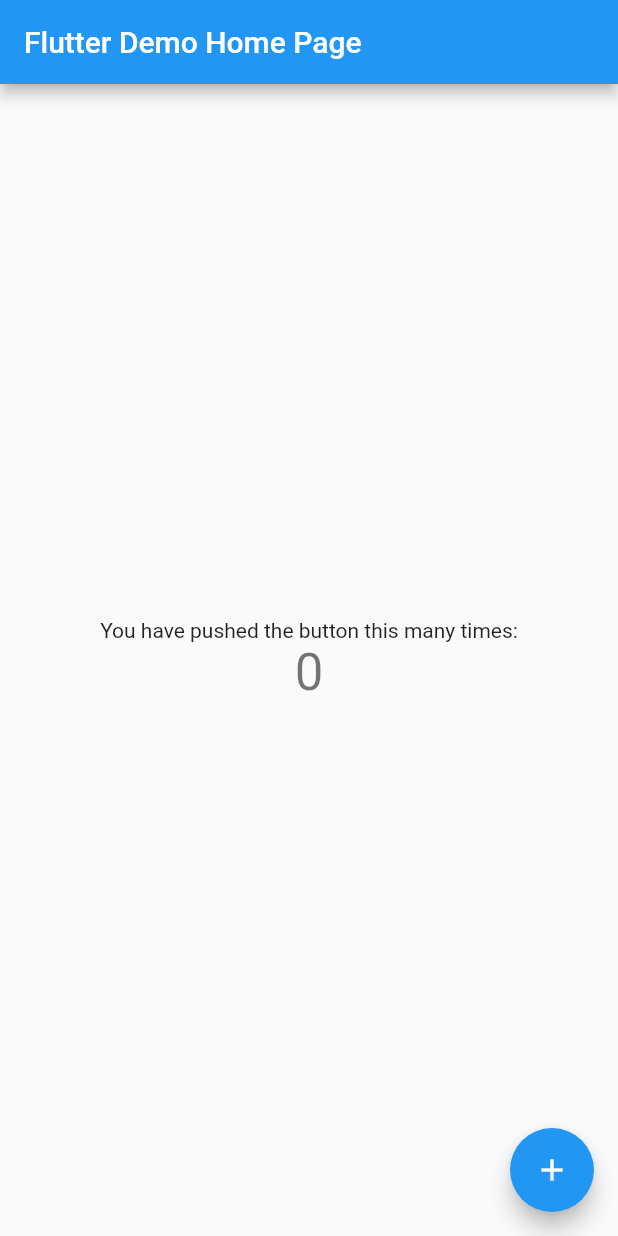
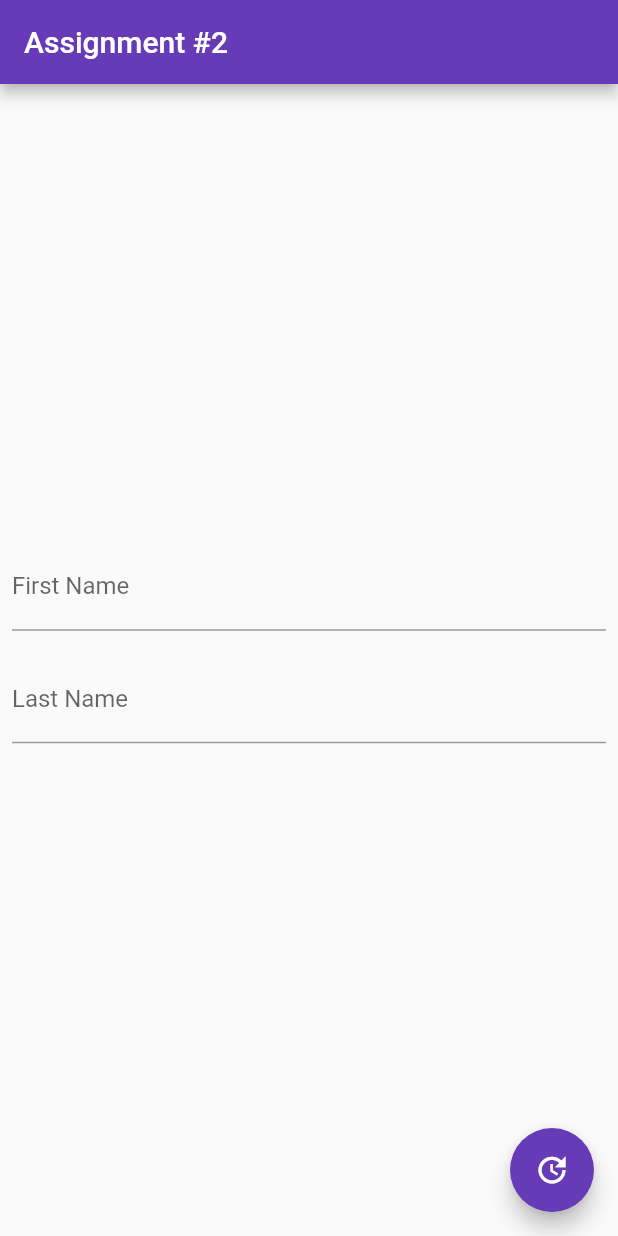
Before and after one commit to SiGMobileUIUC/WeeklyAssignments, a Flutter app: the screen it shows after launch, on a phone screen of 412 x 824 dp. Run offline on Flutter 3.47's test engine with Material 2 defaults, Android fonts, the phone set to English and light mode, and no system bars.

Commit message:
Finish assignment 2

```diff
--- a/weekly_assignment_2/lib/main.dart
+++ b/weekly_assignment_2/lib/main.dart
@@ -11,105 +11,73 @@ class MyApp extends StatelessWidget {
   @override
   Widget build(BuildContext context) {
     return MaterialApp(
-      title: 'Flutter Demo',
-      theme: ThemeData(
-        // This is the theme of your application.
-        //
-        // Try running your application with "flutter run". You'll see the
-        // application has a blue toolbar. Then, without quitting the app, try
-        // changing the primarySwatch below to Colors.green and then invoke
-        // "hot reload" (press "r" in the console where you ran "flutter run",
-        // or simply save your changes to "hot reload" in a Flutter IDE).
-        // Notice that the counter didn't reset back to zero; the application
-        // is not restarted.
-        primarySwatch: Colors.blue,
-      ),
-      home: const MyHomePage(title: 'Flutter Demo Home Page'),
+      title: 'Assignment #2',
+      theme: ThemeData(primarySwatch: Colors.deepPurple),
+      home: const MyHomePage(title: 'Assignment #2'),
     );
   }
 }
 
 class MyHomePage extends StatefulWidget {
   const MyHomePage({super.key, required this.title});
-
-  // This widget is the home page of your application. It is stateful, meaning
-  // that it has a State object (defined below) that contains fields that affect
-  // how it looks.
-
-  // This class is the configuration for the state. It holds the values (in this
-  // case the title) provided by the parent (in this case the App widget) and
-  // used by the build method of the State. Fields in a Widget subclass are
-  // always marked "final".
-
   final String title;
-
   @override
   State<MyHomePage> createState() => _MyHomePageState();
 }
 
 class _MyHomePageState extends State<MyHomePage> {
-  int _counter = 0;
+  String _first = "";
+  String _second = "";
+  String _fullname = "";
 
-  void _incrementCounter() {
+  void _updateFirst(String first) {
     setState(() {
-      // This call to setState tells the Flutter framework that something has
-      // changed in this State, which causes it to rerun the build method below
-      // so that the display can reflect the updated values. If we changed
-      // _counter without calling setState(), then the build method would not be
-      // called again, and so nothing would appear to happen.
-      _counter++;
+      _first = first;
+    });
+  }
+
+  void _updateSecond(String second) {
+    setState(() {
+      _second = second;
     });
   }
 
   @override
   Widget build(BuildContext context) {
-    // This method is rerun every time setState is called, for instance as done
-    // by the _incrementCounter method above.
-    //
-    // The Flutter framework has been optimized to make rerunning build methods
-    // fast, so that you can just rebuild anything that needs updating rather
-    // than having to individually change instances of widgets.
     return Scaffold(
       appBar: AppBar(
-        // Here we take the value from the MyHomePage object that was created by
-        // the App.build method, and use it to set our appbar title.
         title: Text(widget.title),
       ),
       body: Center(
-        // Center is a layout widget. It takes a single child and positions it
-        // in the middle of the parent.
         child: Column(
-          // Column is also a layout widget. It takes a list of children and
-          // arranges them vertically. By default, it sizes itself to fit its
-          // children horizontally, and tries to be as tall as its parent.
-          //
-          // Invoke "debug painting" (press "p" in the console, choose the
-          // "Toggle Debug Paint" action from the Flutter Inspector in Android
-          // Studio, or the "Toggle Debug Paint" command in Visual Studio Code)
-          // to see the wireframe for each widget.
-          //
-          // Column has various properties to control how it sizes itself and
-          // how it positions its children. Here we use mainAxisAlignment to
-          // center the children vertically; the main axis here is the vertical
-          // axis because Columns are vertical (the cross axis would be
-          // horizontal).
           mainAxisAlignment: MainAxisAlignment.center,
           children: <Widget>[
-            const Text(
-              'You have pushed the button this many times:',
-            ),
-            Text(
-              '$_counter',
-              style: Theme.of(context).textTheme.headline4,
-            ),
+            Padding(
+                padding: EdgeInsets.all(8.0),
+                child: TextFormField(
+                  decoration: const InputDecoration(
+                      border: UnderlineInputBorder(), labelText: 'First Name'),
+                  onChanged: _updateFirst,
+                )),
+            Padding(
+                padding: EdgeInsets.all(8.0),
+                child: TextFormField(
+                  decoration: const InputDecoration(
+                      border: UnderlineInputBorder(), labelText: 'Last Name'),
+                  onChanged: _updateSecond,
+                )),
+            Text(_fullname.isNotEmpty ? 'Hello $_fullname' : '',
+                style: const TextStyle(fontSize: 20.0)),
           ],
         ),
       ),
       floatingActionButton: FloatingActionButton(
-        onPressed: _incrementCounter,
-        tooltip: 'Increment',
-        child: const Icon(Icons.add),
-      ), // This trailing comma makes auto-formatting nicer for build methods.
+          onPressed: () {
+            setState(() {
+              _fullname = '$_first $_second';
+            });
+          },
+          child: const Icon(Icons.update)),
     );
   }
 }
```
